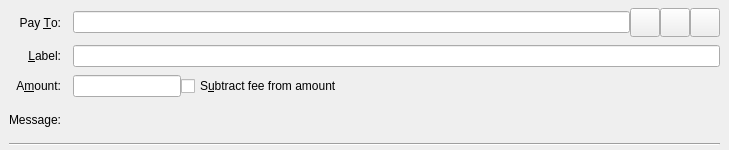
The window that src/qt/forms/sendcoinsentry.ui (Alterhash-Sandbox/RVN-v3) describes before a commit, drawn with Qt 5.
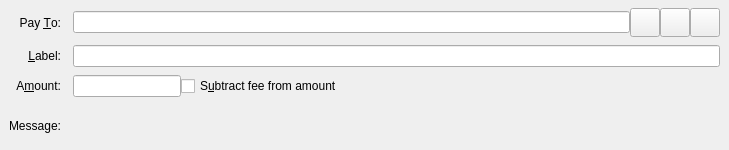
The same window after the commit. Icons and pictures are not drawn. Custom widgets are drawn as their Qt base class.

```diff
--- a/src/qt/forms/sendcoinsentry.ui
+++ b/src/qt/forms/sendcoinsentry.ui
@@ -197,12 +197,8 @@
       <property name="textFormat">
        <enum>Qt::PlainText</enum>
       </property>
-     </widget>
-    </item>
-    <item row="4" column="0" colspan="2">
-     <widget class="Line" name="line">
-      <property name="orientation">
-       <enum>Qt::Horizontal</enum>
+      <property name="buddy">
+       <cstring>payTo</cstring>
       </property>
      </widget>
     </item>
```
Left out of the diff: 90 changed lines with no effect on the pictures.
